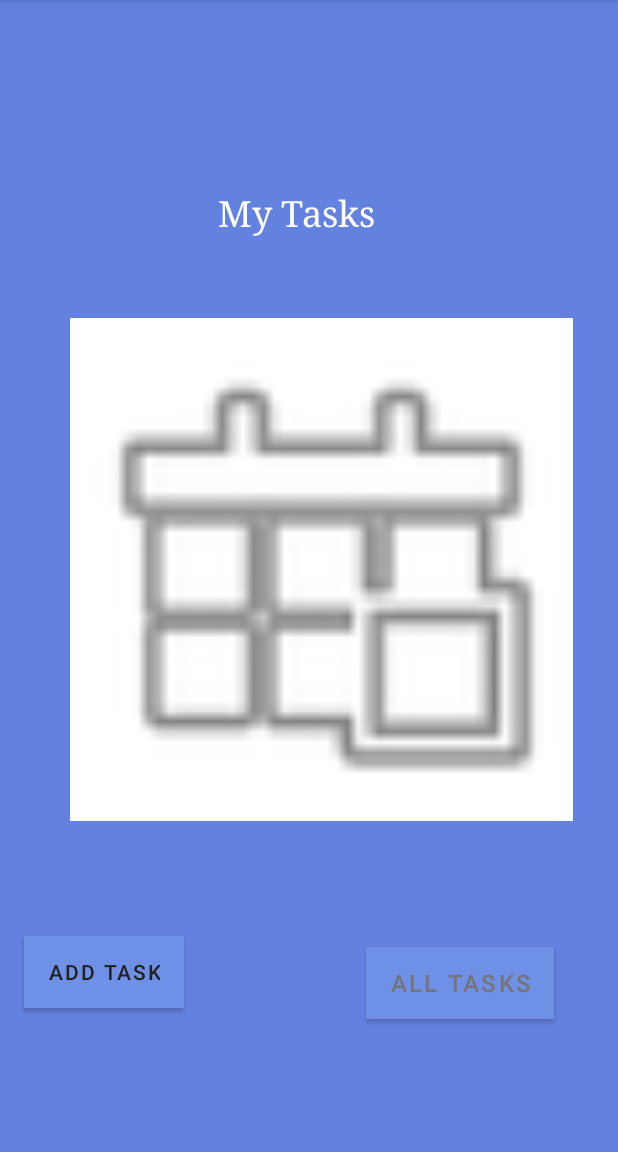
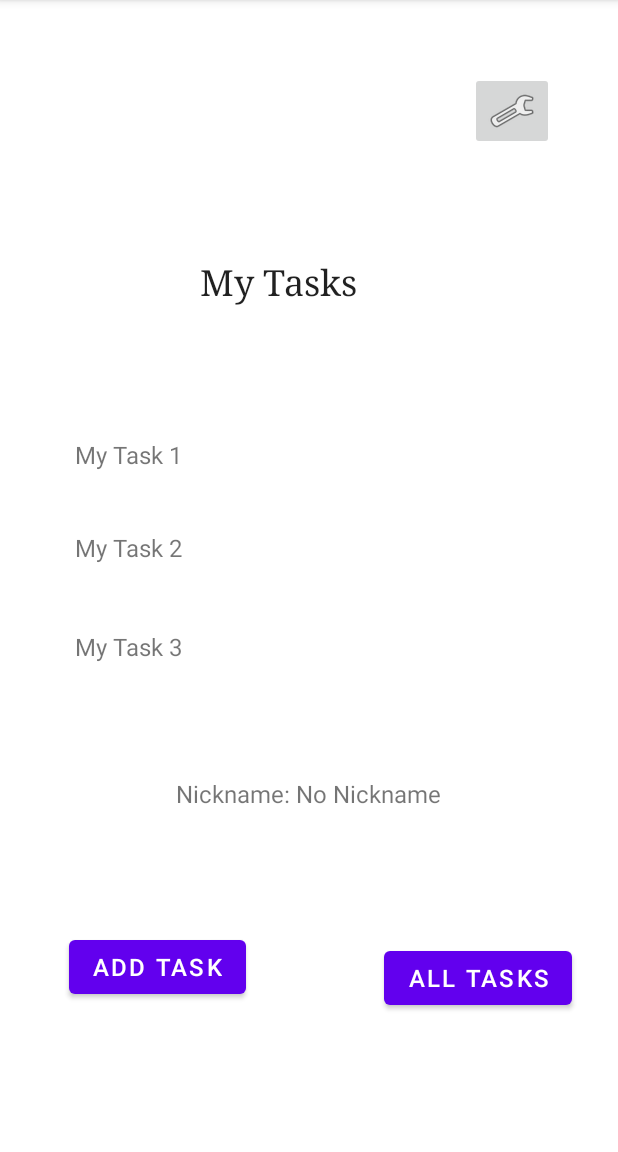
Before and after one commit to ETS-Android5/taskmaster-2, an Android app: the screen it shows after launch (MainActivity), on a phone screen of 412 x 824 dp, the part 84-1236 px from its top. Run offline under Robolectric (Android 15) with nearby library versions, the phone set to English and light mode, and no system bars.

Commit message:
completed lab 27

```diff
--- a/app/src/main/java/com/hambalieu/taskmaster/MainActivity.java
+++ b/app/src/main/java/com/hambalieu/taskmaster/MainActivity.java
@@ -3,18 +3,40 @@ package com.hambalieu.taskmaster;
 import androidx.appcompat.app.AppCompatActivity;
 
 import android.content.Intent;
+import android.content.SharedPreferences;
 import android.os.Bundle;
+import android.preference.PreferenceManager;
 import android.view.View;
 import android.widget.Button;
+import android.widget.ImageButton;
+
+import android.widget.TextView;
 
 public class MainActivity extends AppCompatActivity {
+    public static final String TASK_DETAIL_TITLE_TASK_TAG = "Task Detail Title";
+    SharedPreferences preferences;
+
 
     @Override
     protected void onCreate(Bundle savedInstanceState) {
         super.onCreate(savedInstanceState);
         setContentView(R.layout.activity_main);
+        preferences = PreferenceManager.getDefaultSharedPreferences(this);
         buttonToGoAddTaskPage();
         buttonToGoAllTaskPage();
+        buttonToGoSettingsPage();
+        taskOneToTaskDetailPage();
+        taskTwoToTaskDetailPage();
+        taskThreeToTaskDetailPage();
+
+    }
+
+    @Override
+    protected  void onResume(){
+        super.onResume();
+        String userNickname = preferences.getString(SettingsActivity.USER_NICKNAME_TAG, "No Nickname");
+        ((TextView)findViewById(R.id.textViewDisplayUserNicknameMainActivity)).setText(getString(R.string.nickname, userNickname));
+
     }
 
     public void buttonToGoAddTaskPage(){
@@ -27,6 +49,7 @@ public class MainActivity extends AppCompatActivity {
             }
         });
     }
+
     public void buttonToGoAllTaskPage(){
         Button buttonToAllTask = (Button)findViewById(R.id.buttonAllTasksMainActivity);
         buttonToAllTask.setOnClickListener(new View.OnClickListener() {
@@ -38,5 +61,67 @@ public class MainActivity extends AppCompatActivity {
         });
     }
 
+    public void buttonToGoSettingsPage(){
+        ImageButton buttonToSettingsPage = (ImageButton) findViewById(R.id.imageButtonToSettingsPageMainActivity);
+        buttonToSettingsPage.setOnClickListener(new View.OnClickListener() {
+            @Override
+            public void onClick(View view) {
+                Intent goToSettingsPage = new Intent(MainActivity.this , SettingsActivity.class );
+                startActivity(goToSettingsPage);
+            }
+        });
+    }
+
+    public void taskOneToTaskDetailPage(){
+        TextView taskOne = (TextView) findViewById(R.id.textViewTask1MainActivity);
+        taskOne.setOnClickListener(new View.OnClickListener() {
+            @Override
+            public void onClick(View view) {
+                Intent goToTaskDetailPage = new Intent(MainActivity.this , TaskDetailActivity.class );
+                startActivity(goToTaskDetailPage);
+                String taskTitle = "Workout";
+                SharedPreferences.Editor preferenceEditor = preferences.edit();
+                preferenceEditor.putString(TASK_DETAIL_TITLE_TASK_TAG, taskTitle);
+                preferenceEditor.apply();
+
+            }
+        });
+    }
+
+
+    public void taskTwoToTaskDetailPage(){
+        TextView taskTwo = (TextView) findViewById(R.id.textViewTask2MainActivity);
+        taskTwo.setOnClickListener(new View.OnClickListener() {
+            @Override
+            public void onClick(View view) {
+                Intent goToTaskDetailPage = new Intent(MainActivity.this , TaskDetailActivity.class );
+                startActivity(goToTaskDetailPage);
+                String taskTitle = "Do Homework";
+                SharedPreferences.Editor preferenceEditor = preferences.edit();
+                preferenceEditor.putString(TASK_DETAIL_TITLE_TASK_TAG, taskTitle);
+                preferenceEditor.apply();
+
+            }
+        });
+    }
+
+
+    public void taskThreeToTaskDetailPage(){
+        TextView taskThree = (TextView) findViewById(R.id.textViewMyTask3MainActivity);
+        taskThree.setOnClickListener(new View.OnClickListener() {
+            @Override
+            public void onClick(View view) {
+                Intent goToTaskDetailPage = new Intent(MainActivity.this , TaskDetailActivity.class );
+                startActivity(goToTaskDetailPage);
+                String taskTitle = "Go to Class";
+                SharedPreferences.Editor preferenceEditor = preferences.edit();
+                preferenceEditor.putString(TASK_DETAIL_TITLE_TASK_TAG, taskTitle);
+                preferenceEditor.apply();
+
+            }
+        });
+    }
+
+
 
 }
--- a/app/src/main/res/layout/activity_main.xml
+++ b/app/src/main/res/layout/activity_main.xml
@@ -4,30 +4,24 @@
     xmlns:tools="http://schemas.android.com/tools"
     android:layout_width="match_parent"
     android:layout_height="match_parent"
-    android:background="#6382DF"
-    android:backgroundTint="#6382DF"
     android:visibility="visible"
     tools:context=".MainActivity">
+
 
     <TextView
         android:id="@+id/textView"
         android:layout_width="145dp"
         android:layout_height="32dp"
-        android:background="#6382DF"
+        android:layout_marginTop="172dp"
         android:fontFamily="serif"
         android:shadowColor="#221E1E"
         android:text="@string/my_tasks"
         android:textAppearance="@style/TextAppearance.AppCompat.Large"
-        android:textColor="#FFFFFF"
         android:textSize="24sp"
         android:typeface="normal"
-        app:layout_constraintBottom_toBottomOf="parent"
-        app:layout_constraintHorizontal_bias="0.545"
         app:layout_constraintLeft_toLeftOf="parent"
         app:layout_constraintRight_toRightOf="parent"
-        app:layout_constraintTop_toTopOf="parent"
-        app:layout_constraintVertical_bias="0.171" />
-
+        app:layout_constraintTop_toTopOf="parent" />
 
     <androidx.constraintlayout.widget.Barrier
         android:id="@+id/barrier2"
@@ -43,54 +37,96 @@
         app:barrierDirection="top"
         tools:layout_editor_absoluteY="239dp" />
 
-    <ImageView
-        android:id="@+id/imageView5"
-        android:layout_width="335dp"
-        android:layout_height="335dp"
-        android:layout_marginTop="52dp"
-        android:layout_marginEnd="30dp"
-        android:layout_marginBottom="198dp"
-        android:background="#FFFFFF"
-        android:contentDescription="@string/todo"
+    <Button
+        android:id="@+id/buttonAddTaskMainActivity"
+        android:layout_width="wrap_content"
+        android:layout_height="wrap_content"
+        android:text="@string/add_task"
+        android:textSize="16sp"
         app:layout_constraintBottom_toBottomOf="parent"
         app:layout_constraintEnd_toEndOf="parent"
-        app:layout_constraintTop_toBottomOf="@+id/textView"
-        app:layout_constraintVertical_bias="0.074"
-        app:srcCompat="@android:drawable/ic_menu_today"
-        tools:ignore="ImageContrastCheck"
-        tools:visibility="visible" />
+        app:layout_constraintHorizontal_bias="0.156"
+        app:layout_constraintStart_toStartOf="parent"
+        app:layout_constraintTop_toTopOf="parent"
+        app:layout_constraintVertical_bias="0.862" />
+
+    <ImageButton
+        android:id="@+id/imageButtonToSettingsPageMainActivity"
+        android:layout_width="wrap_content"
+        android:layout_height="wrap_content"
+        android:layout_marginTop="48dp"
+        app:layout_constraintEnd_toEndOf="parent"
+        app:layout_constraintHorizontal_bias="0.881"
+        app:layout_constraintStart_toStartOf="parent"
+        app:layout_constraintTop_toTopOf="parent"
+        app:srcCompat="@android:drawable/ic_menu_manage" />
 
     <Button
         android:id="@+id/buttonAllTasksMainActivity"
         android:layout_width="wrap_content"
         android:layout_height="wrap_content"
-        android:background="#FFFFFF"
-        android:foregroundTint="#6E90E6"
-        android:text="@string/all_tasks"
-        android:textColor="#757575"
+        android:layout_marginBottom="92dp"
+        android:text="@string/all_tasks_button"
         android:textSize="16sp"
-        app:backgroundTint="#6E90E6"
-        app:iconTint="#6E90E6"
         app:layout_constraintBottom_toBottomOf="parent"
         app:layout_constraintEnd_toEndOf="parent"
-        app:layout_constraintHorizontal_bias="0.852"
-        app:layout_constraintStart_toStartOf="parent"
-        app:layout_constraintTop_toTopOf="parent"
-        app:layout_constraintVertical_bias="0.877" />
+        app:layout_constraintHorizontal_bias="0.894"
+        app:layout_constraintStart_toStartOf="parent" />
 
-    <Button
-        android:id="@+id/buttonAddTaskMainActivity"
+    <TextView
+        android:id="@+id/textViewDisplayUserNicknameMainActivity"
         android:layout_width="wrap_content"
         android:layout_height="wrap_content"
-        android:background="#6E90E6"
-        android:text="@string/add_task"
-        android:textColor="#212121"
-        app:backgroundTint="#6E90E6"
+        android:layout_marginBottom="228dp"
+        android:text="@string/nickname"
+        android:textSize="16sp"
         app:layout_constraintBottom_toBottomOf="parent"
         app:layout_constraintEnd_toEndOf="parent"
-        app:layout_constraintHorizontal_bias="0.052"
+        app:layout_constraintHorizontal_bias="0.498"
+        app:layout_constraintStart_toStartOf="parent" />
+
+    <TextView
+        android:id="@+id/textViewTask1MainActivity"
+        android:layout_width="0dp"
+        android:layout_height="wrap_content"
+        android:layout_marginStart="50dp"
+        android:layout_marginTop="292dp"
+        android:layout_marginEnd="50dp"
+        android:text="My Task 1"
+        android:textSize="16sp"
+        app:layout_constraintEnd_toEndOf="parent"
+        app:layout_constraintHorizontal_bias="0.413"
         app:layout_constraintStart_toStartOf="parent"
-        app:layout_constraintTop_toTopOf="parent"
-        app:layout_constraintVertical_bias="0.867" />
+        app:layout_constraintTop_toTopOf="parent" />
+
+    <TextView
+        android:id="@+id/textViewTask2MainActivity"
+        android:layout_width="0dp"
+        android:layout_height="wrap_content"
+        android:layout_marginStart="50dp"
+        android:layout_marginTop="40dp"
+        android:layout_marginEnd="50dp"
+        android:text="My Task 2 "
+        android:textSize="16sp"
+        app:layout_constraintEnd_toEndOf="parent"
+        app:layout_constraintHorizontal_bias="1.0"
+        app:layout_constraintStart_toStartOf="parent"
+        app:layout_constraintTop_toBottomOf="@+id/textViewTask1MainActivity" />
+
+    <TextView
+        android:id="@+id/textViewMyTask3MainActivity"
+        android:layout_width="0dp"
+        android:layout_height="wrap_content"
+        android:layout_marginStart="50dp"
+        android:layout_marginTop="44dp"
+        android:layout_marginEnd="50dp"
+        android:text="My Task 3"
+        android:textSize="16sp"
+        app:layout_constraintBottom_toBottomOf="parent"
+        app:layout_constraintEnd_toEndOf="parent"
+        app:layout_constraintHorizontal_bias="0.413"
+        app:layout_constraintStart_toStartOf="parent"
+        app:layout_constraintTop_toBottomOf="@+id/textViewTask2MainActivity"
+        app:layout_constraintVertical_bias="0.0" />
 
 </androidx.constraintlayout.widget.ConstraintLayout>
```
Also changed, not shown: app/src/main/AndroidManifest.xml (+9 -3 lines), app/src/main/java/com/hambalieu/taskmaster/SettingsActivity.java (added, +57 -0 lines), app/src/main/java/com/hambalieu/taskmaster/TaskDetailActivity.java (added, +30 -0 lines), app/src/main/res/layout/activity_settings.xml (added, +57 -0 lines), app/src/main/res/layout/activity_task_detail.xml (added, +33 -0 lines), app/src/main/res/values/strings.xml (+11 -0 lines), 12 other files.
